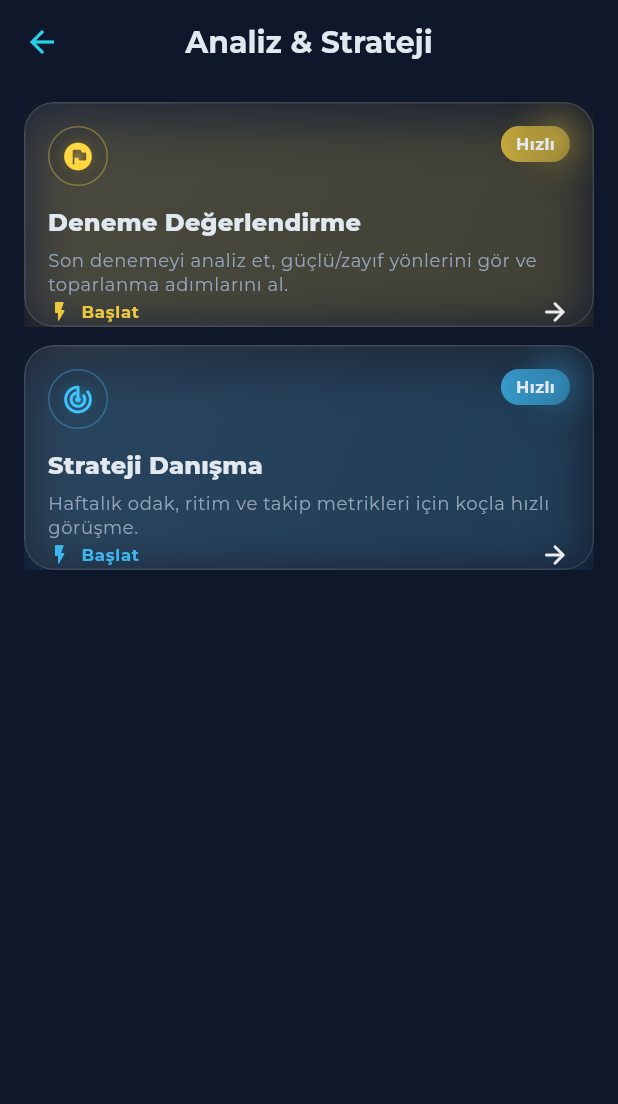
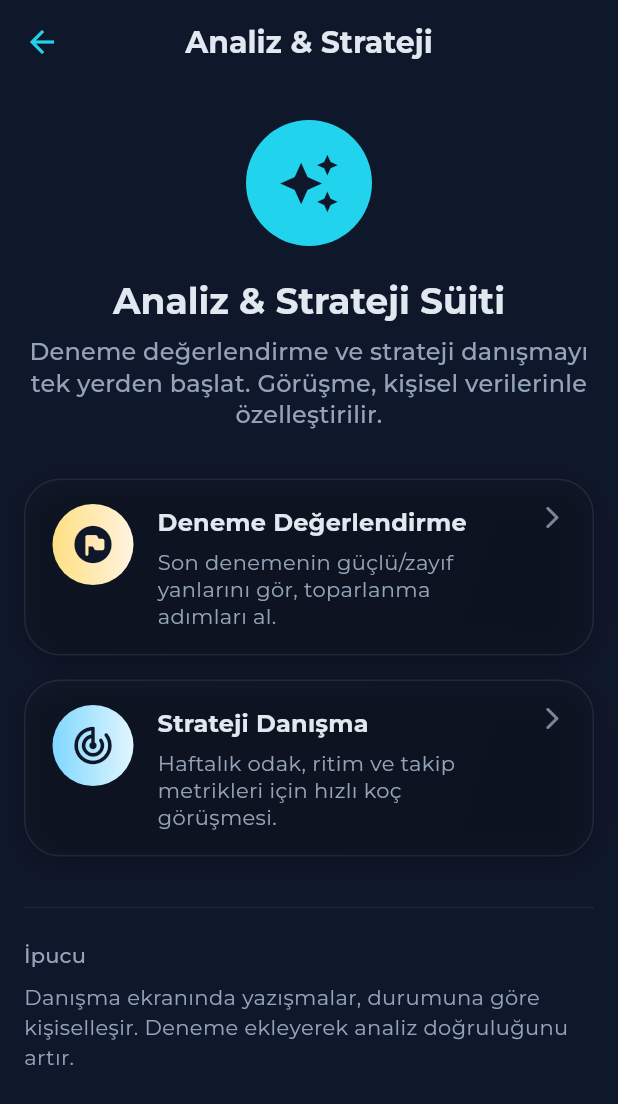
Before and after one commit to bakituncher/bilgee, a Flutter app: the AnalysisStrategyScreen screen opened by its route, on a phone screen of 412 x 824 dp. Shown: the top 1104 px of the screen. Run offline on Flutter 3.47's test engine with Material 3 defaults, Android fonts, the phone set to English and light mode, and no system bars; drawn by our look-alikes of flutter_animate; our stand-ins replace cached_network_image, cloud_firestore, cloud_functions, confetti, cross_file, equatable and 17 more; missing offline and left inert: firebase_app_check, flutter_math_fork, markdown; accounts and stored records are empty; generated files the repository leaves out were written again; network calls fail.

Commit message:
ai kısmı halledildi

```diff
--- a/lib/features/coach/screens/analysis_strategy_screen.dart
+++ b/lib/features/coach/screens/analysis_strategy_screen.dart
@@ -1,31 +1,14 @@
 // lib/features/coach/screens/analysis_strategy_screen.dart
-import 'dart:ui';
 import 'package:flutter/material.dart';
 import 'package:go_router/go_router.dart';
 import 'package:taktik/core/theme/app_theme.dart';
+import 'package:flutter_animate/flutter_animate.dart';
 
 class AnalysisStrategyScreen extends StatelessWidget {
   const AnalysisStrategyScreen({super.key});
 
   @override
   Widget build(BuildContext context) {
-    final items = [
-      _PanelItem(
-        title: 'Deneme Değerlendirme',
-        subtitle: 'Son denemeyi analiz et, güçlü/zayıf yönlerini gör ve toparlanma adımlarını al.',
-        icon: Icons.flag_circle_rounded,
-        color: Colors.amberAccent,
-        onTap: () => context.go('/ai-hub/motivation-chat', extra: 'trial_review'),
-      ),
-      _PanelItem(
-        title: 'Strateji Danışma',
-        subtitle: 'Haftalık odak, ritim ve takip metrikleri için koçla hızlı görüşme.',
-        icon: Icons.track_changes_rounded,
-        color: Colors.lightBlueAccent,
-        onTap: () => context.go('/ai-hub/motivation-chat', extra: 'strategy_consult'),
-      ),
-    ];
-
     return Scaffold(
       appBar: AppBar(
         title: const Text('Analiz & Strateji'),
@@ -34,28 +17,66 @@ class AnalysisStrategyScreen extends StatelessWidget {
       ),
       backgroundColor: AppTheme.primaryColor,
       body: SafeArea(
-        child: Padding(
-          padding: const EdgeInsets.fromLTRB(16, 12, 16, 16),
-          child: LayoutBuilder(
-            builder: (context, constraints) {
-              final isWide = constraints.maxWidth >= 720;
-              final crossAxisCount = isWide ? 2 : 1;
-              final itemHeight = 150.0;
-              return GridView.builder(
-                physics: const BouncingScrollPhysics(),
-                gridDelegate: SliverGridDelegateWithFixedCrossAxisCount(
-                  crossAxisCount: crossAxisCount,
-                  mainAxisSpacing: 12,
-                  crossAxisSpacing: 12,
-                  mainAxisExtent: itemHeight,
+        child: SingleChildScrollView(
+          padding: const EdgeInsets.fromLTRB(16, 24, 16, 24),
+          child: Column(
+            crossAxisAlignment: CrossAxisAlignment.center,
+            children: [
+              const CircleAvatar(
+                backgroundColor: AppTheme.secondaryColor,
+                radius: 42,
+                child: Icon(Icons.auto_awesome, size: 42, color: AppTheme.primaryColor),
+              ).animate().fadeIn(duration: 220.ms).scale(),
+              const SizedBox(height: 20),
+              Text(
+                'Analiz & Strateji Süiti',
+                style: Theme.of(context).textTheme.headlineSmall?.copyWith(fontWeight: FontWeight.w700),
+                textAlign: TextAlign.center,
+              ).animate().fadeIn(delay: 120.ms),
+              const SizedBox(height: 8),
+              Text(
+                'Deneme değerlendirme ve strateji danışmayı tek yerden başlat. Görüşme, kişisel verilerinle özelleştirilir.',
+                style: Theme.of(context).textTheme.titleMedium?.copyWith(color: AppTheme.secondaryTextColor, height: 1.3),
+                textAlign: TextAlign.center,
+              ).animate().fadeIn(delay: 180.ms),
+              const SizedBox(height: 24),
+
+              _SuiteButton(
+                icon: Icons.flag_circle_rounded,
+                title: 'Deneme Değerlendirme',
+                subtitle: 'Son denemenin güçlü/zayıf yanlarını gör, toparlanma adımları al.',
+                onTap: () => context.go('/ai-hub/motivation-chat', extra: 'trial_review'),
+                gradient: const LinearGradient(colors: [Color(0xFFFFE082), Color(0xFFFFF3E0)]),
+              ).animate().fadeIn(delay: 240.ms).slideY(begin: 0.25, curve: Curves.easeOutCubic),
+
+              _SuiteButton(
+                icon: Icons.track_changes_rounded,
+                title: 'Strateji Danışma',
+                subtitle: 'Haftalık odak, ritim ve takip metrikleri için hızlı koç görüşmesi.',
+                onTap: () => context.go('/ai-hub/motivation-chat', extra: 'strategy_consult'),
+                gradient: const LinearGradient(colors: [Color(0xFF80D8FF), Color(0xFFE1F5FE)]),
+              ).animate().fadeIn(delay: 320.ms).slideY(begin: 0.25, curve: Curves.easeOutCubic),
+
+              const SizedBox(height: 8),
+              Divider(color: Colors.white.withOpacity(0.06), height: 36),
+              const SizedBox(height: 4),
+
+              Align(
+                alignment: Alignment.centerLeft,
+                child: Text(
+                  'İpucu',
+                  style: Theme.of(context).textTheme.titleSmall?.copyWith(color: AppTheme.secondaryTextColor),
                 ),
-                itemCount: items.length,
-                itemBuilder: (context, index) {
-                  final it = items[index];
-                  return _GlassTile(item: it);
-                },
-              );
-            },
+              ).animate().fadeIn(delay: 380.ms),
+              const SizedBox(height: 8),
+              Align(
+                alignment: Alignment.centerLeft,
+                child: Text(
+                  'Danışma ekranında yazışmalar, durumuna göre kişiselleşir. Deneme ekleyerek analiz doğruluğunu artır.',
+                  style: Theme.of(context).textTheme.bodyMedium?.copyWith(color: AppTheme.secondaryTextColor),
+                ),
+              ).animate().fadeIn(delay: 420.ms),
+            ],
           ),
         ),
       ),
@@ -63,129 +84,80 @@ class AnalysisStrategyScreen extends StatelessWidget {
   }
 }
 
-class _PanelItem {
+class _SuiteButton extends StatelessWidget {
+  final IconData icon;
   final String title;
   final String subtitle;
-  final IconData icon;
-  final Color color;
   final VoidCallback onTap;
-  const _PanelItem({required this.title, required this.subtitle, required this.icon, required this.color, required this.onTap});
-}
+  final Gradient gradient;
+  const _SuiteButton({
+    required this.icon,
+    required this.title,
+    required this.subtitle,
+    required this.onTap,
+    required this.gradient,
+  });
 
-class _GlassTile extends StatelessWidget {
-  const _GlassTile({required this.item});
-  final _PanelItem item;
   @override
   Widget build(BuildContext context) {
-    final radius = BorderRadius.circular(20);
-    return Material(
-      color: Colors.transparent,
-      child: InkWell(
-        borderRadius: radius,
-        onTap: item.onTap,
-        child: Ink(
+    final theme = Theme.of(context);
+    return InkWell(
+      onTap: onTap,
+      borderRadius: BorderRadius.circular(24),
+      child: Container(
+        width: double.infinity,
+        margin: const EdgeInsets.symmetric(vertical: 8),
+        padding: const EdgeInsets.fromLTRB(18, 16, 18, 16),
         decoration: BoxDecoration(
-            borderRadius: radius,
+          borderRadius: BorderRadius.circular(24),
+          gradient: const LinearGradient(
+            begin: Alignment.topLeft,
+            end: Alignment.bottomRight,
+            colors: [Color(0x18222C2C), Color(0x10222C2C)],
+          ),
+          border: Border.all(color: Colors.white.withOpacity(0.08)),
           boxShadow: [
-              BoxShadow(color: item.color.withOpacity(.18), blurRadius: 18, spreadRadius: -2, offset: const Offset(0, 10)),
+            BoxShadow(color: Colors.black.withOpacity(0.25), blurRadius: 14, offset: const Offset(0, 4)),
           ],
         ),
-          child: ClipRRect(
-            borderRadius: radius,
-            child: Stack(
+        child: Row(
+          crossAxisAlignment: CrossAxisAlignment.start,
           children: [
-                BackdropFilter(filter: ImageFilter.blur(sigmaX: 14, sigmaY: 14), child: Container()),
             Container(
-                  decoration: BoxDecoration(
-                    borderRadius: radius,
-                    gradient: LinearGradient(
-                      begin: Alignment.topLeft,
-                      end: Alignment.bottomRight,
-                      colors: [
-                        Colors.white.withOpacity(.08),
-                        Colors.white.withOpacity(.03),
-                      ],
-                    ),
-                    border: Border.all(color: Colors.white.withOpacity(.12)),
-                  ),
-                ),
-                Positioned(
-                  right: -22,
-                  top: -22,
-                  child: Container(
-                    width: 92,
-                    height: 92,
+              width: 54,
+              height: 54,
               decoration: BoxDecoration(
                 shape: BoxShape.circle,
-                      gradient: RadialGradient(colors: [item.color.withOpacity(.28), Colors.transparent]),
+                gradient: gradient,
               ),
+              child: Icon(icon, size: 30, color: AppTheme.primaryColor),
             ),
-                ),
-                Padding(
-                  padding: const EdgeInsets.all(16),
+            const SizedBox(width: 16),
+            Expanded(
               child: Column(
                 crossAxisAlignment: CrossAxisAlignment.start,
                 children: [
-                      Row(
-                        crossAxisAlignment: CrossAxisAlignment.start,
-                        children: [
-                          _IconOrb(icon: item.icon, color: item.color),
-                          const Spacer(),
-                          Container(
-                            padding: const EdgeInsets.symmetric(horizontal: 10, vertical: 4),
-                            decoration: BoxDecoration(
-                              borderRadius: BorderRadius.circular(12),
-                              gradient: LinearGradient(colors: [item.color.withOpacity(.7), item.color.withOpacity(.4)]),
+                  Text(
+                    title,
+                    style: theme.textTheme.titleMedium?.copyWith(fontWeight: FontWeight.w700),
+                    maxLines: 1,
+                    overflow: TextOverflow.ellipsis,
                   ),
-                            child: const Text('Hızlı', style: TextStyle(fontSize: 11, fontWeight: FontWeight.bold)),
+                  const SizedBox(height: 6),
+                  Text(
+                    subtitle,
+                    style: theme.textTheme.bodyMedium?.copyWith(color: AppTheme.secondaryTextColor, height: 1.25),
+                    maxLines: 3,
+                    overflow: TextOverflow.ellipsis,
                   ),
                 ],
               ),
-                      const SizedBox(height: 12),
-                      Text(item.title, style: Theme.of(context).textTheme.titleMedium?.copyWith(fontWeight: FontWeight.w800)),
-                      const SizedBox(height: 6),
-                      Text(
-                        item.subtitle,
-                        maxLines: 2,
-                        overflow: TextOverflow.ellipsis,
-                        style: Theme.of(context).textTheme.bodySmall?.copyWith(color: AppTheme.secondaryTextColor),
             ),
-                      const Spacer(),
-                      Row(
-                        children: [
-                          Icon(Icons.flash_on_rounded, size: 16, color: item.color.withOpacity(.9)),
-                          const SizedBox(width: 6),
-                          Text('Başlat', style: Theme.of(context).textTheme.labelSmall?.copyWith(color: item.color.withOpacity(.9), fontWeight: FontWeight.w700)),
-                          const Spacer(),
-                          Icon(Icons.arrow_forward_rounded, size: 20, color: Colors.white.withOpacity(.9)),
+            const SizedBox(width: 12),
+            Icon(Icons.arrow_forward_ios_rounded, size: 18, color: AppTheme.secondaryTextColor.withOpacity(0.8)),
           ],
-                      )
-                    ],
-                  ),
-                )
-              ],
-            ),
-          ),
         ),
       ),
     );
   }
 }
-
-class _IconOrb extends StatelessWidget {
-  const _IconOrb({required this.icon, required this.color});
-  final IconData icon; final Color color;
-  @override
-  Widget build(BuildContext context) {
-    return Container(
-      width: 40,
-      height: 40,
-      decoration: BoxDecoration(
-        shape: BoxShape.circle,
-        gradient: RadialGradient(colors: [color.withOpacity(.35), Colors.transparent]),
-        border: Border.all(color: color.withOpacity(.35)),
-      ),
-      child: Icon(icon, size: 22, color: color),
-    );
-  }
-}
```
Lines whose indentation alone changed are shown as unchanged.
